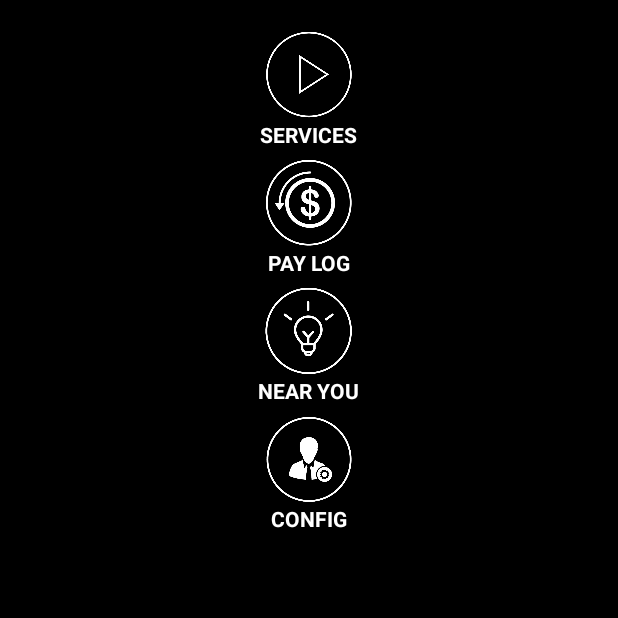
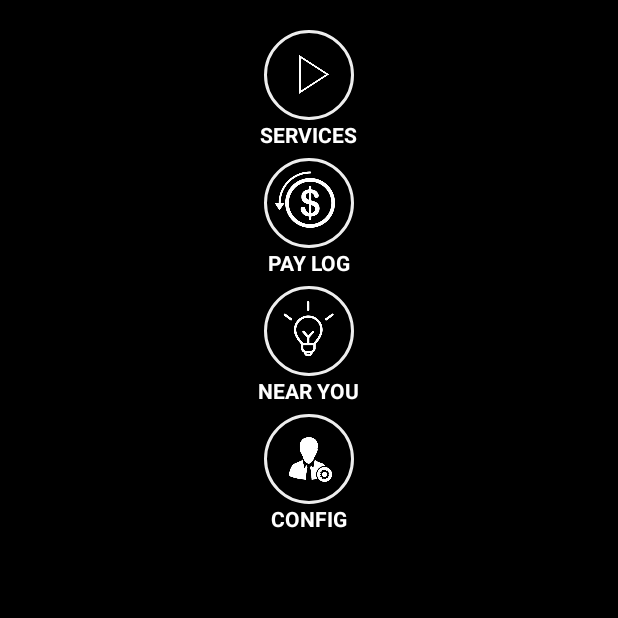
Before and after one commit to carquipe/Rivence, an Android app: the fragment menu_fragment shown on its own in the app's theme, on a phone screen of 412 x 824 dp, the top half of it. Run offline under Robolectric (Android 15) with nearby library versions, the light colour scheme and no system bars.

Commit message:
2.7.3
 - Cambio de botones menú: IMG —> Shape XML
 - Implementado cambio de color OnClick() Botones del menú

```diff
--- a/app/src/main/java/katiostudio/rivence/menu_fragment.java
+++ b/app/src/main/java/katiostudio/rivence/menu_fragment.java
@@ -41,6 +41,7 @@ public class menu_fragment extends Fragment implements View.OnClickListener  {
 
         return rootView;
     }
+
 
     @Override
     public void onClick(View v) {
--- a/app/src/main/java/katiostudio/rivence/paylog_fragment.java
+++ b/app/src/main/java/katiostudio/rivence/paylog_fragment.java
@@ -28,7 +28,8 @@ public class paylog_fragment extends Fragment {
     protected RecyclerView mRecyclerView;
     protected PaylogAdapter mAdapter;
     protected RecyclerView.LayoutManager mLayoutManager;
-    protected List<Pago> mDataset;protected PaylogFilterCards filterCards;
+    protected List<Pago> mDataset;
+    protected PaylogFilterCards filterCards;
     int isActive = 1;
 
 
--- a/app/src/main/res/drawable/login_button_border.xml
+++ b/app/src/main/res/drawable/login_button_border.xml
@@ -1,10 +1,7 @@
 <shape xmlns:android="http://schemas.android.com/apk/res/android"
     android:shape="rectangle">
 
-
-
     <solid android:color="@color/color_selector" />
-    <!--solid android:color="@color/greeny_blue" -->
     <corners android:radius="8dp" />
     <stroke android:width="2px" android:color="#FFFFFF" />
 </shape>
--- /dev/null
+++ b/app/src/main/res/drawable/menu_button.xml
@@ -0,0 +1,8 @@
+<shape xmlns:android="http://schemas.android.com/apk/res/android"
+    android:shape="oval">
+
+    <solid android:color="@color/color_selector" />
+    <stroke
+        android:width="2dp"
+        android:color="@color/white"/>
+</shape>
--- a/app/src/main/res/drawable/paylog_left_normal.xml
+++ b/app/src/main/res/drawable/paylog_left_normal.xml
@@ -3,7 +3,7 @@
     xmlns:android="http://schemas.android.com/apk/res/android"
     android:shape="rectangle">
 
-    <corners     android:radius="1dp"
+    <corners android:radius="1dp"
 
     android:bottomLeftRadius="5dp"
         android:bottomRightRadius="0dp"
--- a/app/src/main/res/layout/item_paylog.xml
+++ b/app/src/main/res/layout/item_paylog.xml
@@ -78,6 +78,7 @@
                     android:layout_alignParentEnd="true"
                     android:layout_marginRight="5dp"
                     android:layout_marginTop="5dp"
+                    android:visibility="invisible"
                     android:layout_marginBottom="5dp" />
 
             </RelativeLayout>
--- a/app/src/main/res/layout/menu_fragment.xml
+++ b/app/src/main/res/layout/menu_fragment.xml
@@ -27,8 +27,8 @@
                     android:layout_height="60dp"
                     android:id="@+id/Menu1"
                     android:layout_gravity="center"
-                    android:src="@drawable/menu1"
-                    android:background="#00000000"
+                    android:src="@drawable/menu11"
+                    android:background="@drawable/menu_button"
                     android:scaleType="fitCenter"
                     />
 
@@ -73,8 +73,8 @@
                     android:layout_height="60dp"
                     android:id="@+id/Menu2"
                     android:layout_gravity="center"
-                    android:src="@drawable/menu2"
-                    android:background="#00000000"
+                    android:src="@drawable/menu22"
+                    android:background="@drawable/menu_button"
                     android:scaleType="fitCenter"
                     />
 
@@ -119,8 +119,8 @@
                     android:layout_height="60dp"
                     android:id="@+id/Menu3"
                     android:layout_gravity="center"
-                    android:src="@drawable/menu3"
-                    android:background="#00000000"
+                    android:src="@drawable/menu33"
+                    android:background="@drawable/menu_button"
                     android:scaleType="fitCenter"
                     />
 
@@ -165,8 +165,8 @@
                     android:layout_height="60dp"
                     android:id="@+id/Menu4"
                     android:layout_gravity="center"
-                    android:src="@drawable/menu4"
-                    android:background="#00000000"
+                    android:src="@drawable/menu44"
+                    android:background="@drawable/menu_button"
                     android:scaleType="fitCenter"
                     />
 
```
Also changed, not shown: app/src/main/java/katiostudio/rivence/Controlador/Servicio.java (+2 -5 lines), app/src/main/java/katiostudio/rivence/Controlador/ServicioFilterCards.java (added, +44 -0 lines), app/src/main/res/drawable/barco.jpg (added), app/src/main/res/drawable/coche.jpg (added), app/src/main/res/drawable/menu1.png (deleted), app/src/main/res/drawable/menu11.png (added), app/src/main/res/drawable/menu2.png (deleted), app/src/main/res/drawable/menu22.png (added), app/src/main/res/drawable/menu3.png (deleted), app/src/main/res/drawable/menu33.png (added), app/src/main/res/drawable/menu4.png (deleted), app/src/main/res/drawable/menu44.png (added).
